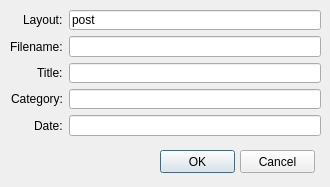
The window that setupdialog.ui (sakusi4/MDWriter) describes before a commit, drawn with Qt 5.
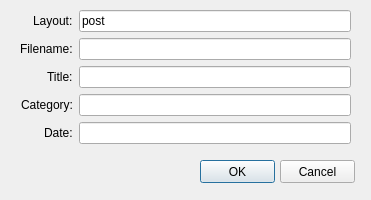
The same window after the commit.

Commit message: 버그 수정: 설정 폼에서 경로 미설정시 초기화 되는 문제

What changed in the file:
```diff
--- a/setupdialog.ui
+++ b/setupdialog.ui
@@ -6,8 +6,8 @@
    <rect>
     <x>0</x>
     <y>0</y>
-    <width>330</width>
-    <height>187</height>
+    <width>371</width>
+    <height>200</height>
    </rect>
   </property>
   <property name="windowTitle">
@@ -19,10 +19,10 @@
   <widget class="QWidget" name="layoutWidget">
    <property name="geometry">
     <rect>
-     <x>10</x>
+     <x>20</x>
      <y>10</y>
-     <width>311</width>
-     <height>126</height>
+     <width>331</width>
+     <height>141</height>
     </rect>
    </property>
    <layout class="QFormLayout" name="formLayout">
@@ -91,8 +91,8 @@
   <widget class="QPushButton" name="pushBtn_ok">
    <property name="geometry">
     <rect>
-     <x>160</x>
-     <y>150</y>
+     <x>200</x>
+     <y>160</y>
      <width>75</width>
      <height>23</height>
     </rect>
@@ -104,8 +104,8 @@
   <widget class="QPushButton" name="pushBtn_cancel">
    <property name="geometry">
     <rect>
-     <x>240</x>
-     <y>150</y>
+     <x>280</x>
+     <y>160</y>
      <width>75</width>
      <height>23</height>
     </rect>
```
Left out of the diff: 28 changed lines with no effect on the pictures. The commit also changes 1 other file.
